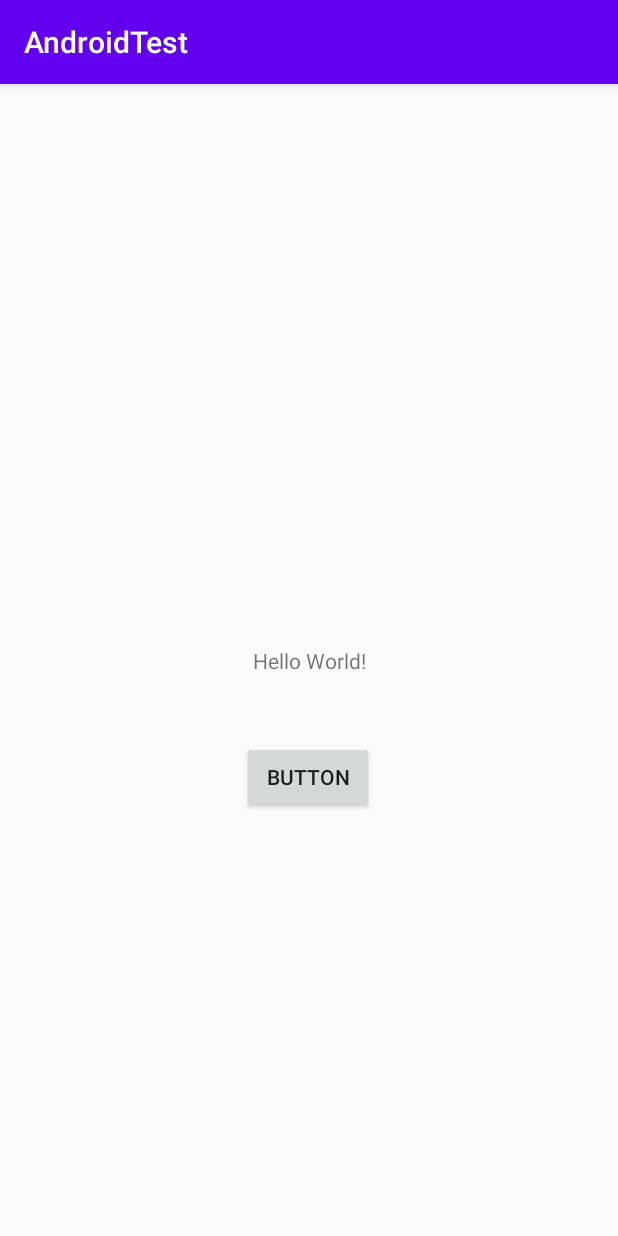
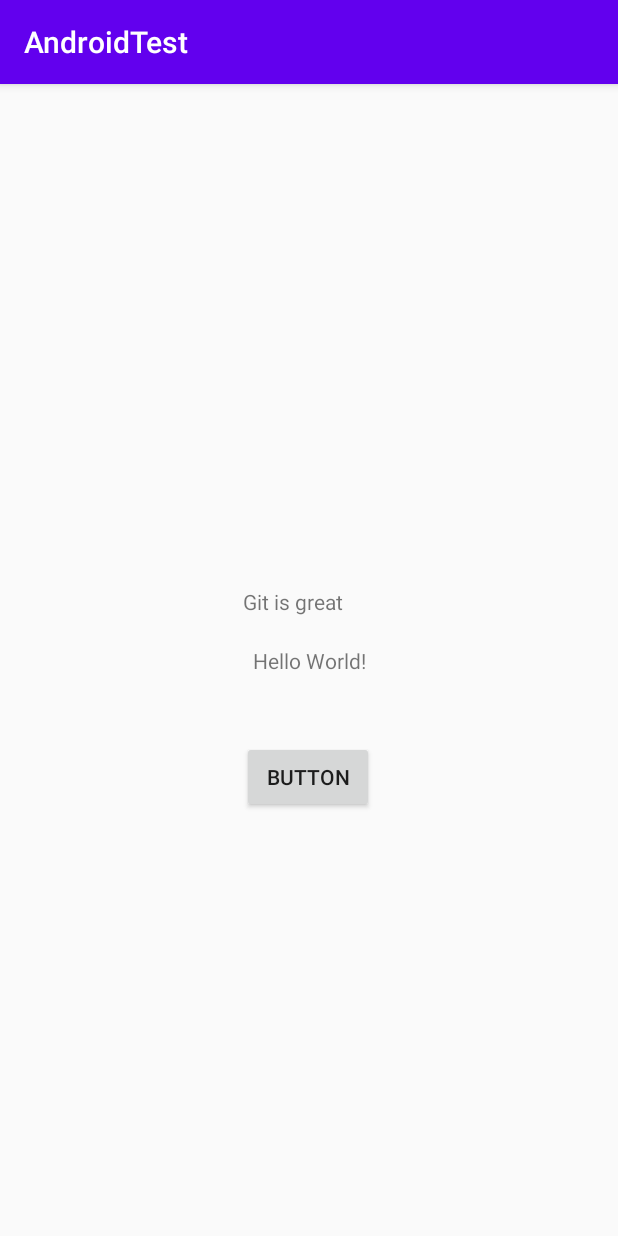
Before and after one commit to guri-lingo/AndroidTest, an Android app: the screen it shows after launch (MainActivity), on a phone screen of 412 x 824 dp. Run offline under Robolectric (Android 15) with nearby library versions, the phone set to English and light mode, and no system bars.

Commit message:
added a text field

```diff
--- a/app/src/main/res/layout/activity_main.xml
+++ b/app/src/main/res/layout/activity_main.xml
@@ -27,4 +27,15 @@
         app:layout_constraintStart_toStartOf="parent"
         app:layout_constraintTop_toBottomOf="@+id/textView" />
 
+    <TextView
+        android:id="@+id/textView2"
+        android:layout_width="88dp"
+        android:layout_height="23dp"
+        android:layout_marginBottom="16dp"
+        android:text="Git is great"
+        app:layout_constraintBottom_toTopOf="@+id/textView"
+        app:layout_constraintEnd_toEndOf="parent"
+        app:layout_constraintHorizontal_bias="0.5"
+        app:layout_constraintStart_toStartOf="parent" />
+
 </androidx.constraintlayout.widget.ConstraintLayout>
```
